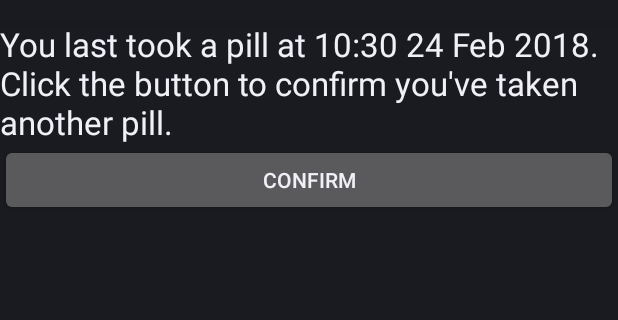
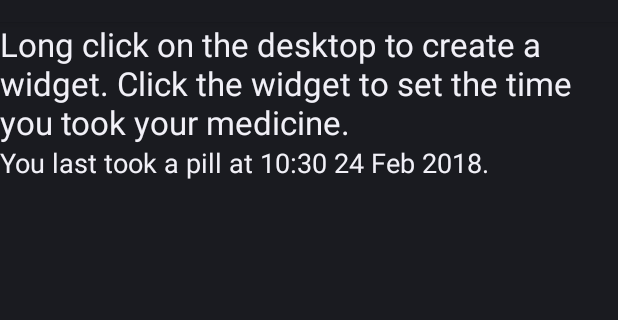
Before and after one commit to Moosemorals/Pillclock, an Android app: the screen it shows after launch (MainActivity), on a phone screen of 412 x 824 dp, the part 62-382 px from its top. Run offline under Robolectric (Android 15) with nearby library versions, the phone set to English and light mode, and no system bars.

Commit message:
Now with dialog

```diff
--- a/app/src/main/java/com/fluffypeople/pillclock/PillclockAppWidgetProvider.java
+++ b/app/src/main/java/com/fluffypeople/pillclock/BroadcastHandler.java
@@ -24,7 +24,7 @@ import java.util.GregorianCalendar;
  * Created by osric on 11/02/18.
  */
 
-public class PillclockAppWidgetProvider extends AppWidgetProvider {
+public class BroadcastHandler extends AppWidgetProvider {
 
     // Some colors. Remember: ARGB, and FF is opaque.
     private static final int START_HAND_COLOR = 0xFF00FF00;
@@ -65,7 +65,7 @@ public class PillclockAppWidgetProvider extends AppWidgetProvider {
 
         for (int appWidgetId : appWidgetIds) {
             Log.d("updateWidget", "Updating widget " + appWidgetId);
-            Intent intent = new Intent(context, MainActivity.class);
+            Intent intent = new Intent(context, DialogActivity.class);
             PendingIntent pendingIntent = PendingIntent.getActivity(context, appWidgetId, intent, PendingIntent.FLAG_UPDATE_CURRENT);
 
             RemoteViews view = new RemoteViews(context.getPackageName(), R.layout.pillclock_appwidget);
--- a/app/src/main/java/com/fluffypeople/pillclock/MainActivity.java
+++ b/app/src/main/java/com/fluffypeople/pillclock/MainActivity.java
@@ -1,12 +1,8 @@
 package com.fluffypeople.pillclock;
 
 import android.app.Activity;
-import android.app.AlertDialog;
-import android.content.DialogInterface;
 import android.content.Intent;
 import android.os.Bundle;
-import android.view.View;
-import android.widget.Button;
 import android.widget.TextView;
 
 import java.text.DateFormat;
@@ -23,25 +19,6 @@ public class MainActivity extends Activity {
         super.onCreate(savedInstanceState);
         setContentView(R.layout.activity_main);
 
-        final Button confirm = findViewById(R.id.confirm);
-        updateStatus();
-
-        sendBroadcast(PillclockApplication.ACTION_ENABLE_ALARM);
-
-        confirm.setOnClickListener(new View.OnClickListener() {
-            @Override
-            public void onClick(View view) {
-                buildDialog().show();
-            }
-        });
-    }
-
-    private void updateLastPill() {
-        PillclockApplication.setLastPill(this);
-        updateStatus();
-    }
-
-    private void updateStatus() {
         final TextView status = findViewById(R.id.status);
 
         Calendar lastPill = PillclockApplication.getLastPill(this);
@@ -52,27 +29,12 @@ public class MainActivity extends Activity {
 
         status.setText(getString(R.string.status, lastPillString));
 
-        sendBroadcast(PillclockApplication.ACTION_TICK);
-    }
 
-
-    private void sendBroadcast(String action) {
-        Intent intent = new Intent(this, PillclockAppWidgetProvider.class);
-        intent.setAction(action);
+        // Send a message to the BroadcastListener to get the to start the alarm
+        Intent intent = new Intent(this, BroadcastHandler.class);
+        intent.setAction(PillclockApplication.ACTION_ENABLE_ALARM);
 
         sendBroadcast(intent);
     }
 
-    private AlertDialog buildDialog() {
-        return new AlertDialog.Builder(this)
-                .setMessage(R.string.dialog_text)
-                .setPositiveButton(R.string.dialog_yes, new DialogInterface.OnClickListener() {
-                    @Override
-                    public void onClick(DialogInterface dialogInterface, int i) {
-                        updateLastPill();
-                    }
-                })
-                .setNegativeButton(R.string.dialog_no, null)
-                .create();
-    }
 }
--- a/app/src/main/java/com/fluffypeople/pillclock/PillclockApplication.java
+++ b/app/src/main/java/com/fluffypeople/pillclock/PillclockApplication.java
@@ -67,7 +67,7 @@ public class PillclockApplication extends Application {
 
     static void enableAlarm(Context context) {
         AlarmManager alarmManager = (AlarmManager) context.getSystemService(Context.ALARM_SERVICE);
-        Intent intent = new Intent(context, PillclockAppWidgetProvider.class);
+        Intent intent = new Intent(context, BroadcastHandler.class);
         intent.setAction(ACTION_TICK);
 
         PendingIntent alarmIntent = PendingIntent.getBroadcast(context, 0, intent, 0);
--- a/app/src/main/res/layout/activity_main.xml
+++ b/app/src/main/res/layout/activity_main.xml
@@ -6,15 +6,17 @@
     android:orientation="vertical">
 
     <TextView
+        android:id="@+id/intro"
+        android:layout_width="match_parent"
+        android:layout_height="wrap_content"
+        android:text="@string/intro"
+        android:textAppearance="@android:style/TextAppearance.Large" />
+
+    <TextView
         android:id="@+id/status"
         android:layout_width="match_parent"
         android:layout_height="wrap_content"
         android:text="@string/status"
-        android:textAppearance="@android:style/TextAppearance.Large" />
+        android:textAppearance="@android:style/TextAppearance.Holo.Medium" />
 
-    <Button
-        android:id="@+id/confirm"
-        android:layout_width="match_parent"
-        android:layout_height="wrap_content"
-        android:text="@string/confirm" />
 </LinearLayout>
--- a/app/src/main/res/values/strings.xml
+++ b/app/src/main/res/values/strings.xml
@@ -1,8 +1,10 @@
 <resources>
     <string name="app_name">PillClock</string>
     <string name="confirm">Confirm</string>
-    <string name="status">You last took a pill at %1$s. Click the button to confirm you\'ve taken another pill.</string>
+    <string name="intro">Long click on the desktop to create a widget. Click the widget to set the time you took your medicine.</string>
+    <string name="status">You last took a pill at %1$s.</string>
     <string name="dialog_text">Are you sure?</string>
     <string name="dialog_yes">OK</string>
     <string name="dialog_no">Cancel</string>
+    <string name="dialog_title">Reset clock</string>
 </resources>
```
Also changed, not shown: app/src/main/AndroidManifest.xml (+8 -3 lines), app/src/main/java/com/fluffypeople/pillclock/DialogActivity.java (added, +43 -0 lines), app/src/main/res/layout/activity_dialog.xml (added, +32 -0 lines).
